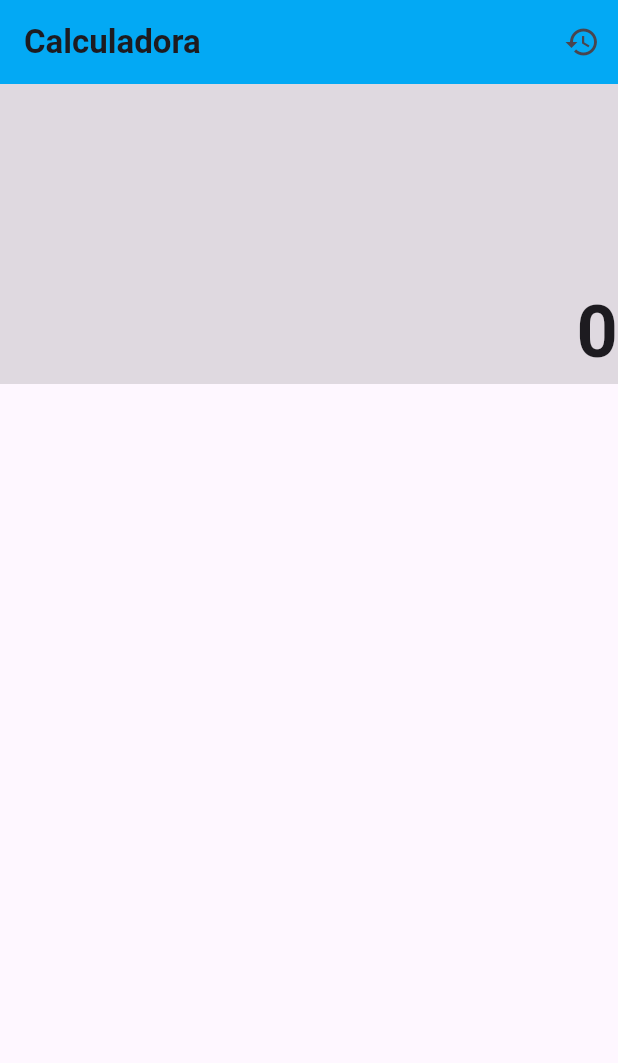
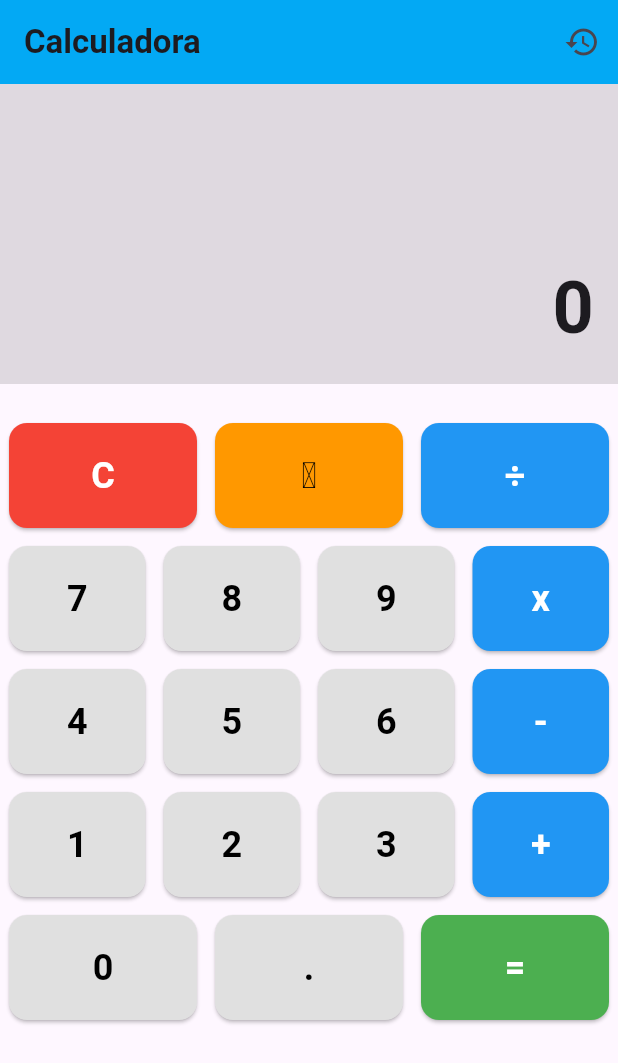
Before and after one commit to Oart-bip/calculadoraflutter, a Flutter app: the screen it shows after launch, on a phone screen of 412 x 824 dp. Shown: the top 1063 px of the screen. Run offline on Flutter 3.47's test engine with Material 3 defaults, Android fonts, the phone set to English and light mode, and no system bars.

Commit message:
fazendo os botões

```diff
--- a/lib/pages/calculadora_page.dart
+++ b/lib/pages/calculadora_page.dart
@@ -1,3 +1,4 @@
+import 'package:calculadora0/widgets/button_widget.dart';
 import 'package:flutter/material.dart';
 
 class CalculadoraPage extends StatefulWidget {
@@ -12,35 +13,113 @@ class _CalculadoraPageState extends State<CalculadoraPage> {
   Widget build(BuildContext context) {
     return Scaffold(
       appBar: AppBar(
-        title: Text(
-          "Calculadora",
+        title: const Text(
+          'Calculadora',
           style: TextStyle(fontWeight: FontWeight.bold),
         ),
         backgroundColor: Colors.lightBlue,
-        actions: [IconButton(onPressed: () {}, icon: Icon(Icons.history))],
+        actions: [
+          IconButton(
+            onPressed: () {},
+            icon: const Icon(Icons.history),
+          ),
+        ],
       ),
       body: Column(
         children: [
           Container(
             height: 200,
-            width: double.maxFinite,
+            width: double.infinity,
             color: Colors.black12,
-            child: Align(
-              alignment: Alignment.bottomRight, // centralizando o 0
-              child: Text (
-              "0",
-              style: TextStyle(fontSize: 48, fontWeight: FontWeight.bold),
-              )
+            child: const Align(
+              alignment: Alignment.bottomRight,
+              child: Padding(
+                padding: EdgeInsets.all(16),
+                child: Text(
+                  '0',
+                  style: TextStyle(
+                    fontSize: 48,
+                    fontWeight: FontWeight.bold,
+                  ),
+                ),
+              ),
             ),
           ),
-          SizedBox(height: 20),
+          const SizedBox(height: 20),
           Column(
             children: [
-              Row(children: []),
-              Row(children: []),
-              Row(children: []),
-              Row(children: []),
-              Row(children: []),
+              Row(
+                children: [
+                  ButtonWidget(
+                    text: 'C',
+                    onPressed: () {},
+                    color: Colors.red,
+                    textColor: Colors.white,
+                  ),
+                  ButtonWidget(
+                    text: '\u232b', // ⌫
+                    onPressed: () {},
+                    color: Colors.orange,
+                  ),
+                  ButtonWidget(
+                    text: '\u00f7', // ÷
+                    onPressed: () {},
+                    color: Colors.blue,
+                    textColor: Colors.white,
+                  ),
+                ],
+              ),
+              Row(
+                children: [
+                  ButtonWidget(text: '7', onPressed: () {}),
+                  ButtonWidget(text: '8', onPressed: () {}),
+                  ButtonWidget(text: '9', onPressed: () {}),
+                  ButtonWidget(
+                    text: 'x',
+                    onPressed: () {},
+                    color: Colors.blue,
+                    textColor: Colors.white,
+                  ),
+                ],
+              ),
+              Row(
+                children: [
+                  ButtonWidget(text: '4', onPressed: () {}),
+                  ButtonWidget(text: '5', onPressed: () {}),
+                  ButtonWidget(text: '6', onPressed: () {}),
+                  ButtonWidget(
+                    text: '-',
+                    onPressed: () {},
+                    color: Colors.blue,
+                    textColor: Colors.white,
+                  ),
+                ],
+              ),
+              Row(
+                children: [
+                  ButtonWidget(text: '1', onPressed: () {}),
+                  ButtonWidget(text: '2', onPressed: () {}),
+                  ButtonWidget(text: '3', onPressed: () {}),
+                  ButtonWidget(
+                    text: '+',
+                    onPressed: () {},
+                    color: Colors.blue,
+                    textColor: Colors.white,
+                  ),
+                ],
+              ),
+              Row(
+                children: [
+                  ButtonWidget(text: '0', onPressed: () {}),
+                  ButtonWidget(text: '.', onPressed: () {}),
+                  ButtonWidget(
+                    text: '=',
+                    onPressed: () {},
+                    color: Colors.green,
+                    textColor: Colors.white,
+                  ),
+                ],
+              ),
             ],
           ),
         ],
--- a/lib/widgets/button_widget.dart
+++ b/lib/widgets/button_widget.dart
@@ -18,7 +18,9 @@ class ButtonWidget extends StatelessWidget {
   Widget build(BuildContext context) {
     return Expanded(
       child: Padding(
-        padding: EdgeInsets.all(6),
+        padding: const EdgeInsets.all(6),
+        child: SizedBox(
+          height: 70,
           child: ElevatedButton(
             style: ElevatedButton.styleFrom(
               backgroundColor: color ?? Colors.grey[300],
@@ -30,7 +32,11 @@ class ButtonWidget extends StatelessWidget {
             onPressed: onPressed,
             child: Text(
               text,
-            style: TextStyle(fontSize: 24, fontWeight: FontWeight.bold),
+              style: const TextStyle(
+                fontSize: 24,
+                fontWeight: FontWeight.bold,
+              ),
+            ),
           ),
         ),
       ),
```
Lines whose indentation alone changed are shown as unchanged.
